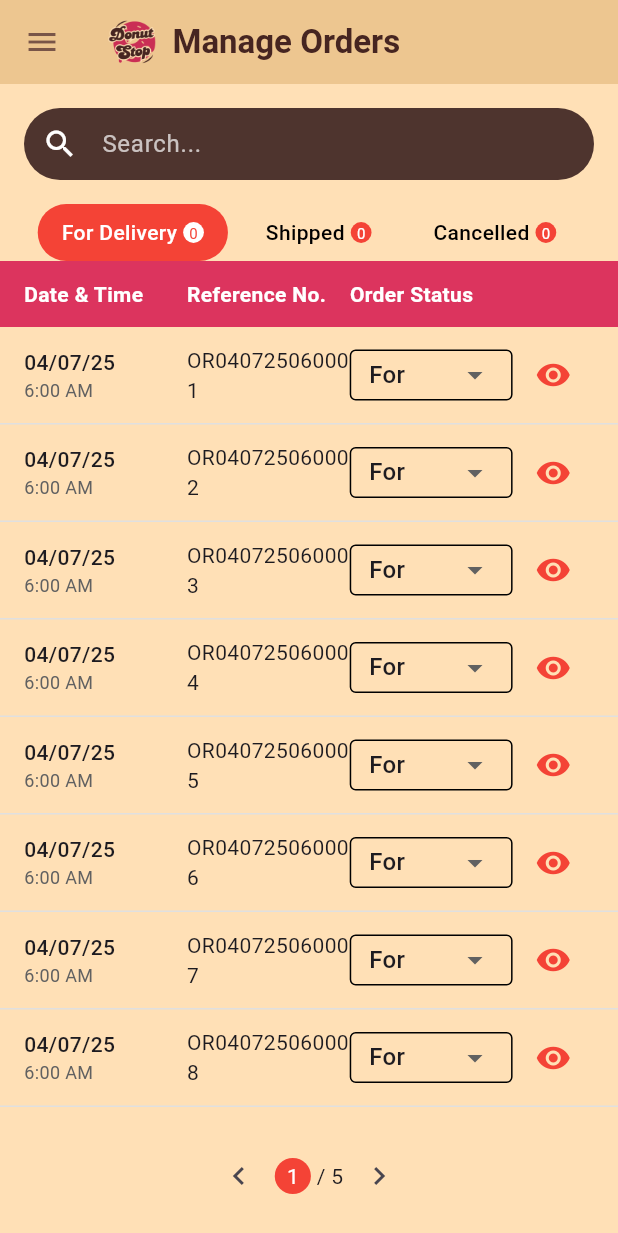
After one commit to JakobPalomo/DoNut-Stop, a Flutter app: the ManageOrdersPage screen opened directly, after a tap on "For Delivery", on a phone screen of 412 x 824 dp. The commit adds this screen. Shown: the top 1233 px of the screen. Run offline on Flutter 3.47's test engine with Material 3 defaults, Android fonts, the light colour scheme and no system bars; our stand-ins replace cloud_firestore, firebase_auth, firebase_core, font_awesome_flutter, toastification; accounts and stored records are empty.

Commit message:
drawers update and draft manage orders page

```diff
--- a/lib/components/user_drawers.dart
+++ b/lib/components/user_drawers.dart
@@ -6,6 +6,7 @@ import 'package:itelec_quiz_one/pages/login_page.dart';
 import 'package:itelec_quiz_one/pages/cart_page.dart';
 import 'package:itelec_quiz_one/pages/product_management_page.dart';
 import 'package:itelec_quiz_one/pages/my_orders_page.dart'; // Add this import
+import 'package:itelec_quiz_one/pages/manage_orders.dart'; // Corrected package name
 import 'package:itelec_quiz_one/main.dart';
 
 class CustomAppBar extends StatelessWidget implements PreferredSizeWidget {
@@ -177,7 +178,7 @@ class AdminDrawer extends StatelessWidget {
         _buildDrawerItem(
             "Profile", 'assets/icons/profile.png', LoginPage(), context),
         _buildDrawerItem(
-            "Logout", 'assets/icons/logout.png', ProductPage(), context),
+            "Logout", 'assets/icons/logout.png', LoginPage(), context),
         ListTile(
 
           title: Text(
@@ -214,7 +215,7 @@ class EmployeeDrawer extends StatelessWidget {
         _buildDrawerItem(
             "Profile", 'assets/icons/profile.png', LoginPage(), context),
         _buildDrawerItem(
-            "Logout", 'assets/icons/logout.png', ProductPage(), context),
+            "Logout", 'assets/icons/logout.png', LoginPage(), context),
         ListTile(
 
           title: Text(
@@ -250,15 +251,17 @@ class UserDrawer extends StatelessWidget {
       drawerItems: [
         _buildDrawerItem("Home", 'assets/icons/home.png', MyApp(), context),
         _buildDrawerItem(
-            "My Cart", 'assets/icons/cart.png', CatalogPage(), context),
+            "My Cart", 'assets/icons/cart.png', CartPage(), context),
         _buildDrawerItem(
             "My Orders", 'assets/icons/myorders.png', MyOrdersPage(), context), // Update this line
+        _buildDrawerItem(
+            "Manage Orders", 'assets/icons/manageorders.png', ManageOrdersPage(), context),
         _buildDrawerItem(
             "Favorites", 'assets/icons/favorites.png', LoginPage(), context),
         _buildDrawerItem(
             "Profile", 'assets/icons/profile.png', ProductManagementPage(), context),
         _buildDrawerItem(
-            "Logout", 'assets/icons/logout.png', ProductPage(), context),
+            "Logout", 'assets/icons/logout.png', LoginPage(), context),
       ],
     );
   }
--- /dev/null
+++ b/lib/pages/manage_orders.dart
@@ -0,0 +1,341 @@
+import 'package:flutter/material.dart';
+import 'package:itelec_quiz_one/components/user_drawers.dart';
+
+class ManageOrdersPage extends StatefulWidget {
+  @override
+  State<ManageOrdersPage> createState() => _ManageOrdersPageState();
+}
+
+class _ManageOrdersPageState extends State<ManageOrdersPage> with SingleTickerProviderStateMixin {
+  late TabController _tabController;
+  List<Map<String, dynamic>> orderItems = [];
+
+  @override
+  void initState() {
+    super.initState();
+    _tabController = TabController(length: 3, vsync: this);
+    _loadDummyData();
+  }
+
+  void _loadDummyData() {
+    // Sample dummy data for orders
+    final List<Map<String, dynamic>> dummyOrders = List.generate(
+      15,
+      (index) => {
+        'date': '04/07/25',
+        'time': '6:00 AM',
+        'reference': 'OR04072506000${index + 1}',
+        'status': 'For Delivery'
+      },
+    );
+
+    setState(() {
+      orderItems = dummyOrders;
+    });
+  }
+
+  @override
+  void dispose() {
+    _tabController.dispose();
+    super.dispose();
+  }
+
+  @override
+  Widget build(BuildContext context) {
+    return Scaffold(
+      backgroundColor: Color(0xFFFFE0B6),
+      appBar: AppBar(
+        backgroundColor: Color(0xFFEDC690),
+        leading: Builder(
+          builder: (context) => IconButton(
+            icon: Icon(Icons.menu, color: Colors.brown),
+            onPressed: () => Scaffold.of(context).openDrawer(),
+          ),
+        ),
+        title: Row(
+          children: [
+            Image.asset(
+              'assets/mini_logo.png',
+              width: 35,
+              height: 35,
+            ),
+            SizedBox(width: 8),
+            Text(
+              'Manage Orders',
+              style: TextStyle(
+                color: Color(0xFF462521),
+                fontWeight: FontWeight.bold,
+              ),
+            ),
+          ],
+        ),
+      ),
+      drawer: UserDrawer(),
+      body: Column(
+        children: [
+          // Search Bar
+          Container(
+            padding: EdgeInsets.all(16),
+            child: TextField(
+              decoration: InputDecoration(
+                hintText: 'Search...',
+                filled: true,
+                fillColor: Colors.brown.shade800,
+                hintStyle: TextStyle(color: Colors.white70),
+                prefixIcon: Icon(Icons.search, color: Colors.white),
+                border: OutlineInputBorder(
+                  borderRadius: BorderRadius.circular(30),
+                  borderSide: BorderSide.none,
+                ),
+                contentPadding: EdgeInsets.symmetric(vertical: 8),
+              ),
+              style: TextStyle(color: Colors.white),
+            ),
+          ),
+
+          // Filter tabs
+          Container(
+            padding: EdgeInsets.symmetric(horizontal: 16),
+            child: Row(
+              mainAxisAlignment: MainAxisAlignment.spaceEvenly,
+              children: [
+                _buildFilterTab("For Delivery", 0),
+                _buildFilterTab("Shipped", 1),
+                _buildFilterTab("Cancelled", 2),
+              ],
+            ),
+          ),
+
+          // Headers
+          Container(
+            color: Color(0xFFDC345E),
+            padding: EdgeInsets.symmetric(vertical: 12, horizontal: 16),
+            child: Row(
+              children: [
+                Expanded(
+                  flex: 2,
+                  child: Text(
+                    'Date & Time',
+                    style: TextStyle(
+                      fontWeight: FontWeight.bold,
+                      color: Colors.white,
+                    ),
+                  ),
+                ),
+                Expanded(
+                  flex: 2,
+                  child: Text(
+                    'Reference No.',
+                    style: TextStyle(
+                      fontWeight: FontWeight.bold,
+                      color: Colors.white,
+                    ),
+                  ),
+                ),
+                Expanded(
+                  flex: 2,
+                  child: Text(
+                    'Order Status',
+                    style: TextStyle(
+                      fontWeight: FontWeight.bold,
+                      color: Colors.white,
+                    ),
+                  ),
+                ),
+                Expanded(
+                  flex: 1,
+                  child: Container(), // Space for view button
+                ),
+              ],
+            ),
+          ),
+
+          // Order list
+          Expanded(
+            child: ListView.builder(
+              itemCount: orderItems.length,
+              itemBuilder: (context, index) {
+                final item = orderItems[index];
+                return Container(
+                  decoration: BoxDecoration(
+                    border: Border(
+                      bottom: BorderSide(
+                        color: Colors.grey.shade300,
+                        width: 1,
+                      ),
+                    ),
+                  ),
+                  child: Padding(
+                    padding: EdgeInsets.symmetric(vertical: 8, horizontal: 16),
+                    child: Row(
+                      children: [
+                        // Date and Time
+                        Expanded(
+                          flex: 2,
+                          child: Column(
+                            crossAxisAlignment: CrossAxisAlignment.start,
+                            children: [
+                              Text(
+                                item['date'],
+                                style: TextStyle(
+                                  fontWeight: FontWeight.w500,
+                                ),
+                              ),
+                              Text(
+                                item['time'],
+                                style: TextStyle(
+                                  fontSize: 12,
+                                  color: Colors.grey.shade700,
+                                ),
+                              ),
+                            ],
+                          ),
+                        ),
+
+                        // Reference Number
+                        Expanded(
+                          flex: 2,
+                          child: Text(
+                            item['reference'],
+                            style: TextStyle(
+                              fontSize: 14,
+                            ),
+                          ),
+                        ),
+
+                        // Status
+                        Expanded(
+                          flex: 2,
+                          child: Container(
+                            padding: EdgeInsets.symmetric(
+                              horizontal: 12,
+                              vertical: 4,
+                            ),
+                            decoration: BoxDecoration(
+                              border: Border.all(color: Colors.black),
+                              borderRadius: BorderRadius.circular(4),
+                            ),
+                            child: DropdownButton<String>(
+                              value: item['status'],
+                              isExpanded: true,
+                              isDense: true,
+                              underline: Container(),
+                              items: [
+                                'For Delivery',
+                                'Shipped',
+                                'Cancelled',
+                              ].map((String value) {
+                                return DropdownMenuItem<String>(
+                                  value: value,
+                                  child: Text(value),
+                                );
+                              }).toList(),
+                              onChanged: (newValue) {
+                                setState(() {
+                                  orderItems[index]['status'] = newValue;
+                                });
+                              },
+                            ),
+                          ),
+                        ),
+
+                        // View button
+                        Expanded(
+                          flex: 1,
+                          child: IconButton(
+                            icon: Icon(
+                              Icons.visibility,
+                              color: Colors.red,
+                            ),
+                            onPressed: () {
+                              // View order details
+                            },
+                          ),
+                        ),
+                      ],
+                    ),
+                  ),
+                );
+              },
+            ),
+          ),
+
+          // Pagination
+          Container(
+            padding: EdgeInsets.symmetric(vertical: 16),
+            child: Row(
+              mainAxisAlignment: MainAxisAlignment.center,
+              children: [
+                IconButton(
+                  icon: Icon(Icons.chevron_left),
+                  onPressed: () {},
+                ),
+                Container(
+                  padding: EdgeInsets.all(8),
+                  decoration: BoxDecoration(
+                    color: Colors.red,
+                    shape: BoxShape.circle,
+                  ),
+                  child: Text(
+                    '1',
+                    style: TextStyle(color: Colors.white),
+                  ),
+                ),
+                Text(' / 5'),
+                IconButton(
+                  icon: Icon(Icons.chevron_right),
+                  onPressed: () {},
+                ),
+              ],
+            ),
+          ),
+        ],
+      ),
+    );
+  }
+
+  Widget _buildFilterTab(String title, int index) {
+    bool isActive = _tabController.index == index;
+
+    return GestureDetector(
+      onTap: () {
+        setState(() {
+          _tabController.index = index;
+        });
+      },
+      child: Container(
+        padding: EdgeInsets.symmetric(horizontal: 16, vertical: 8),
+        decoration: BoxDecoration(
+          color: isActive ? Colors.red : Colors.transparent,
+          borderRadius: BorderRadius.circular(20),
+        ),
+        child: Row(
+          children: [
+            Text(
+              title,
+              style: TextStyle(
+                color: isActive ? Colors.white : Colors.black,
+                fontWeight: FontWeight.w500,
+              ),
+            ),
+            SizedBox(width: 4),
+            Container(
+              padding: EdgeInsets.all(4),
+              decoration: BoxDecoration(
+                color: isActive ? Colors.white : Colors.red,
+                shape: BoxShape.circle,
+              ),
+              child: Text(
+                '0',
+                style: TextStyle(
+                  fontSize: 10,
+                  color: isActive ? Colors.red : Colors.white,
+                ),
+              ),
+            ),
+          ],
+        ),
+      ),
+    );
+  }
+}
```
